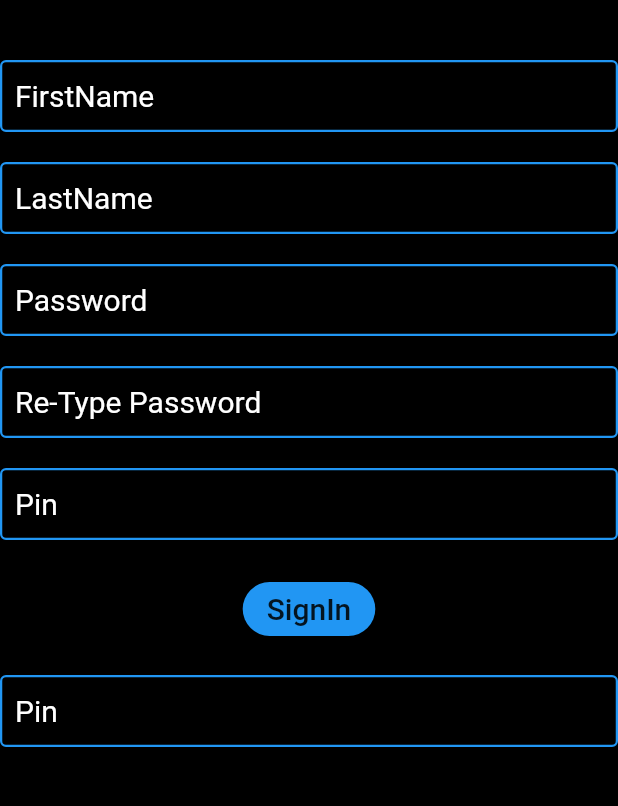
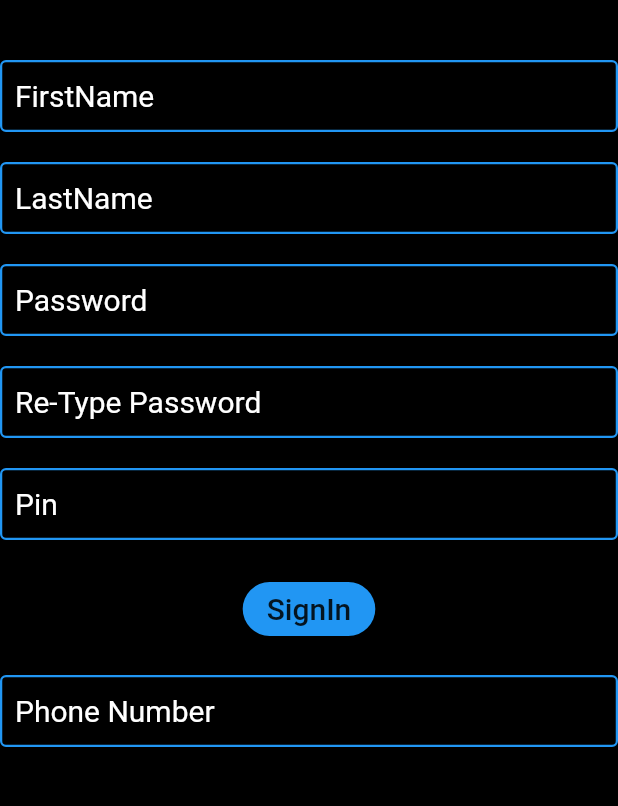
Before and after one commit to yugo-ops/Uchat-flutter, a Flutter app: the SignUpPage screen opened directly, on a phone screen of 412 x 824 dp, the part 384-1190 px from its top. Run offline on Flutter 3.47's test engine with Material 2 defaults, Android fonts, the phone set to English and light mode, and no system bars.

Commit message:
Added Mongodb

```diff
--- a/UChatBackend/package.json
+++ b/UChatBackend/package.json
@@ -7,5 +7,8 @@
     "test": "echo \"Error: no test specified\" && exit 1"
   },
   "author": "Adebayo And Joshua",
-  "license": "ISC"
+  "license": "ISC",
+  "dependencies": {
+    "mongodb": "^3.5.9"
+  }
 }
--- a/UChatMobile/lib/pages/SignUpPage.dart
+++ b/UChatMobile/lib/pages/SignUpPage.dart
@@ -119,14 +119,13 @@ class _SignUpPageState extends State<SignUpPage> {
               obscureText: true,
               style: TextStyle(color: Colors.white, fontSize: 20.0),
               keyboardType: TextInputType.number,
-              maxLength: 4 ,
               decoration: InputDecoration(
                 enabledBorder: const OutlineInputBorder(
                   // width: 0.0 produces a thin "hairline" border
                   borderSide: const BorderSide(color: Colors.blue, width: 1.5),
                 ),
                 border: OutlineInputBorder(borderRadius: BorderRadius.circular(32.0)),
-                hintText: 'Pin',
+                hintText: 'Phone Number',
                 fillColor: Colors.white,
                 hintStyle: TextStyle(color: Colors.white),
                 contentPadding: EdgeInsets.fromLTRB(10.0, 10.0, 10.0, 10.0),
```
Also changed, not shown: UChatBackend/package-lock.json, 1 other file.
